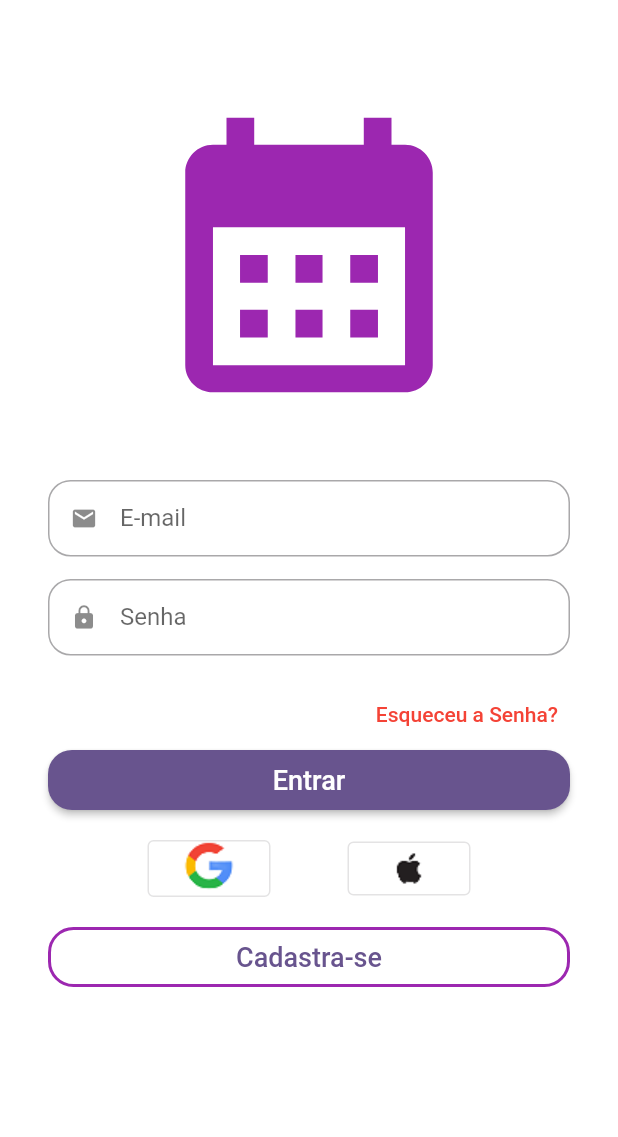
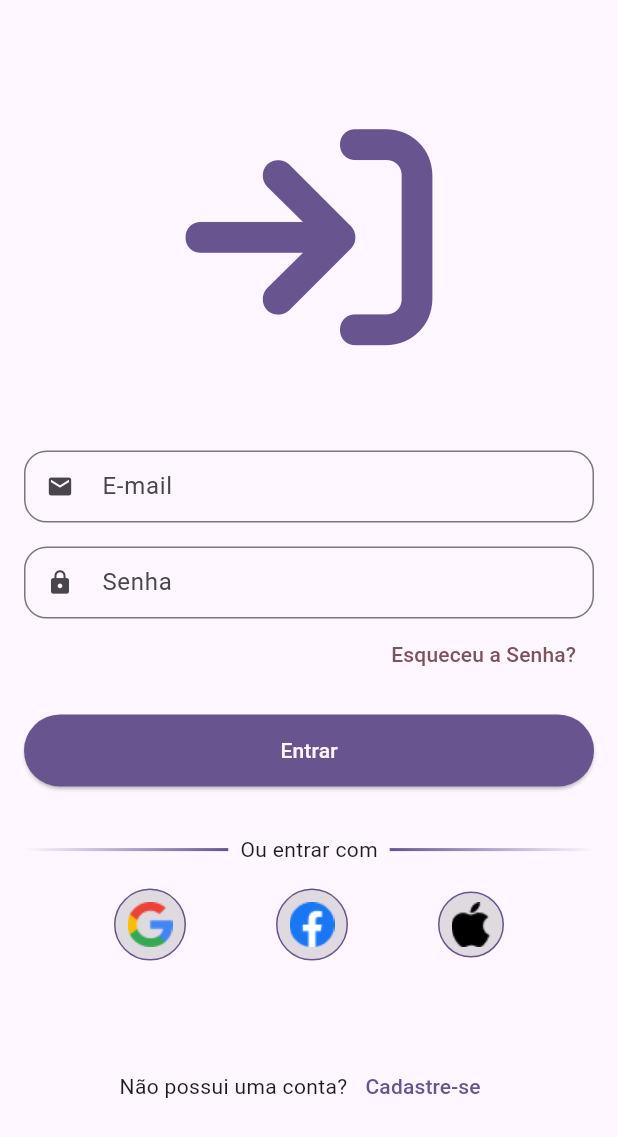
Before and after one commit to Baduer/app, a Flutter app: the screen it shows after launch, on a phone screen of 412 x 824 dp. Shown: the top 1137 px of the screen. Run offline on Flutter 3.47's test engine with Material 3 defaults, Android fonts, the phone set to English and light mode, and no system bars; our stand-ins replace font_awesome_flutter.

Commit message:
sing in update

```diff
--- a/lib/main.dart
+++ b/lib/main.dart
@@ -1,8 +1,6 @@
 import 'package:flutter/material.dart';
+
 import 'src/auth/sign_in_screen.dart';
-//import 'src/auth/sign_up_screen.dart';
-
-
 
 void main() {
   runApp(const MyApp());
@@ -11,15 +9,13 @@ void main() {
 class MyApp extends StatelessWidget {
   const MyApp({super.key});
 
-
   @override
   Widget build(BuildContext context) {
     return MaterialApp(
       title: 'Flutter Demo',
       theme: ThemeData(
-
         colorScheme: ColorScheme.fromSeed(seedColor: Colors.deepPurple),
-        useMaterial3: false,
+        useMaterial3: true,
       ),
       debugShowCheckedModeBanner: false,
       home: const SignInScreen(),
--- /dev/null
+++ b/lib/src/auth/components/app_assets.dart
@@ -0,0 +1,7 @@
+class AppAssets {
+  const AppAssets._();
+
+  static const apple = 'assets/logos/Apple.png';
+  static const google = 'assets/logos/Google.png';
+  static const facebook = 'assets/logos/Facebook.png';
+}
--- a/lib/src/auth/components/class_assets.dart
+++ /dev/null
@@ -1,8 +0,0 @@
-//Class para imagens a ser utilizadas no APP
-class AppAssets {
-  const AppAssets._();
-
-  //Images Icons Login
-  static const apple = 'assets/images/apple.png';
-  static const google = 'assets/images/google.png';
-}
--- a/lib/src/auth/components/custom_text_field.dart
+++ b/lib/src/auth/components/custom_text_field.dart
@@ -1,4 +1,3 @@
-//Tela de formulário
 import 'package:flutter/material.dart';
 
 class CustomTextField extends StatelessWidget {
@@ -14,9 +13,7 @@ class CustomTextField extends StatelessWidget {
 
   @override
   Widget build(BuildContext context) {
-    return Padding(
-      padding: const EdgeInsets.only(bottom: 15),
-      child: TextFormField(
+    return TextFormField(
       obscureText: isObscure,
       decoration: InputDecoration(
         labelText: label,
@@ -26,7 +23,6 @@ class CustomTextField extends StatelessWidget {
           borderRadius: BorderRadius.circular(15),
         ),
       ),
-      ),
     );
   }
 }
--- /dev/null
+++ b/lib/src/auth/components/gradient_line.dart
@@ -0,0 +1,33 @@
+import 'package:flutter/material.dart';
+
+class GradientLine extends StatelessWidget {
+  const GradientLine._({
+    required this.colors,
+  });
+
+  final List<Color> colors;
+
+  factory GradientLine.startToEnd(BuildContext context) =>
+      GradientLine._(colors: [
+        Theme.of(context).colorScheme.primary,
+        Theme.of(context).colorScheme.background,
+      ]);
+
+  factory GradientLine.endToStart(BuildContext context) =>
+      GradientLine._(colors: [
+        Theme.of(context).colorScheme.background,
+        Theme.of(context).colorScheme.primary,
+      ]);
+
+  @override
+  Widget build(BuildContext context) {
+    return Expanded(
+      child: Container(
+        height: 2,
+        decoration: BoxDecoration(
+          gradient: LinearGradient(colors: colors),
+        ),
+      ),
+    );
+  }
+}
--- a/lib/src/auth/components/menu_icons.dart
+++ /dev/null
@@ -1,36 +0,0 @@
-//Página somente dos dois botões do google e apple
-//import 'package:flutter/cupertino.dart';
-import 'package:flutter/material.dart';
-import 'package:flutter_application_1/src/auth/components/class_assets.dart';
-
-class MenuIcons extends StatelessWidget {
-  const MenuIcons({Key? key}) : super(key: key);
-
-  @override
-  Widget build(BuildContext context) {
-    return Padding(
-      padding: const EdgeInsets.all(15),
-      child: Row(
-        mainAxisAlignment: MainAxisAlignment.spaceEvenly,
-        children: [
-          //Icons google e Apple
-          OutlinedButton(  //vc pode extrair esse widget para uma classe separada
-            onPressed: () {},
-            child: Image.asset(
-              AppAssets.google,
-              ),
-          ),
-
-          OutlinedButton(
-            onPressed: () {},
-            child: Image.asset(
-              AppAssets.apple,
-           ),
-          ),
-
-
-        ],
-      ),
-    );
-  }
-}
--- /dev/null
+++ b/lib/src/auth/components/singup_button.dart
@@ -0,0 +1,30 @@
+import 'package:flutter/material.dart';
+
+class SignUpButton extends StatelessWidget {
+  const SignUpButton({
+    super.key,
+    required this.asset,
+    required this.onTap,
+  });
+
+  final String asset;
+  final VoidCallback onTap;
+
+  @override
+  Widget build(BuildContext context) {
+    return GestureDetector(
+      onTap: onTap,
+      child: Container(
+        padding: const EdgeInsets.all(8),
+        decoration: BoxDecoration(
+          shape: BoxShape.circle,
+          color: Colors.black12,
+          border: Border.all(color: Theme.of(context).colorScheme.primary),
+        ),
+        child: Image.asset(
+          asset,
+        ),
+      ),
+    );
+  }
+}
--- a/lib/src/auth/components/class_strings.dart
+++ b/lib/src/auth/components/strings.dart
@@ -14,16 +14,16 @@ class Strings {
 
   //Strings de Login
   static const String name = 'Primeiro Nome';
+  static const String email = 'E-mail';
   static const String login = 'Entrar';
   static const String lock = 'Senha';
   static const String back = 'Voltar';
   static const String newlock = 'Nova Senha';
   static const String confirmPassword = 'Confirmar Senha';
-  static const String registerNew = 'Cadastra-se';
+  static const String registerNew = 'Cadastre-se';
   static const String newPassword = 'Esqueceu a Senha?';
   static const String register = 'Cadastrar';
   static const String registeremail = 'Cadastrar E-mail';
-
-
-
+  static const String orSignUpWith = 'Ou entrar com';
+  static const String dontHaveAnAccount = 'Não possui uma conta?';
 }
--- a/lib/src/auth/sign_in_screen.dart
+++ b/lib/src/auth/sign_in_screen.dart
@@ -1,122 +1,133 @@
-//Tela de Login
 import 'package:flutter/material.dart';
+import 'package:flutter_application_1/src/auth/components/app_assets.dart';
 import 'package:flutter_application_1/src/auth/components/custom_text_field.dart';
-import 'package:flutter_application_1/src/auth/components/menu_icons.dart';
 import 'package:flutter_application_1/src/auth/sign_up_screen.dart';
-import '../auth/components/class_strings.dart';
+import 'package:font_awesome_flutter/font_awesome_flutter.dart';
 
+import 'components/gradient_line.dart';
+import 'components/singup_button.dart';
+import 'components/strings.dart';
 
-class SignInScreen extends StatefulWidget {
+class SignInScreen extends StatelessWidget {
   const SignInScreen({super.key});
 
   @override
-  State<SignInScreen> createState() => _SignInScreenState();
-}
-
-class _SignInScreenState extends State<SignInScreen> {
-  @override
   Widget build(BuildContext context) {
+    final height = MediaQuery.of(context).size.height;
     return Scaffold(
-      backgroundColor: Colors.white,
       body: SingleChildScrollView(
-        child: Column(children: [
-          //Icon Calendar
-          Padding(
-            padding: const EdgeInsets.only(top: 60),
-            child: Container(
+        physics: const BouncingScrollPhysics(),
+        child: Center(
+          child: ConstrainedBox(
+            constraints: BoxConstraints(
+              maxHeight: height,
+              maxWidth: 720,
+            ),
+            child: Padding(
+              padding: const EdgeInsets.all(16.0),
+              child: Column(
+                children: [
+                  const Spacer(),
+                  Container(
                     alignment: Alignment.center,
-              child: const Icon(
-                Icons.calendar_month,
-                size: 220,
-                color: Colors.purple,
+                    child: Icon(
+                      FontAwesomeIcons.arrowRightToBracket,
+                      size: height * 0.20,
+                      color: Theme.of(context).colorScheme.primary,
                     ),
                   ),
-          ),
-
-          Container(
-            padding: const EdgeInsets.symmetric(
-              horizontal: 32,
-              vertical: 40,
-            ),
-            child: Column(
-              crossAxisAlignment: CrossAxisAlignment
-                  .stretch, //Esticando o botão com a mesma largura com os campos de texto
-              children: [
+                  const Spacer(),
                   const CustomTextField(
                     icon: Icons.email,
-                  label: 'E-mail',
+                    label: Strings.email,
                   ),
+                  const SizedBox(height: 16),
                   const CustomTextField(
                     icon: Icons.lock,
                     isObscure: true,
                     label: Strings.lock,
                   ),
-
-                //Esqueceu a senha
-                //Usando o Align p string ficar no canto direito
                   Align(
                     alignment: Alignment.centerRight,
                     child: TextButton(
                       onPressed: () {},
-                    child: const Text(
+                      child: Text(
                         Strings.newPassword,
-                      style: TextStyle(color: Colors.red),
+                        style: TextStyle(
+                            color: Theme.of(context).colorScheme.tertiary),
                       ),
                     ),
                   ),
-
-                //Botão Login
+                  const SizedBox(height: 16),
                   SizedBox(
-                  height: 40,
+                    height: 48,
+                    width: double.infinity,
                     child: ElevatedButton(
                       style: ElevatedButton.styleFrom(
-                        shape: RoundedRectangleBorder(
-                      borderRadius: BorderRadius.circular(16),
-                    )),
+                        backgroundColor: Theme.of(context).colorScheme.primary,
+                      ),
                       onPressed: () {},
-                    child: const Text(
+                      child: Text(
                         Strings.login,
-                      style: TextStyle(fontSize: 18),
+                        style: TextStyle(
+                            color: Theme.of(context).colorScheme.background),
                       ),
                     ),
                   ),
-
-                //Entrar com google e Apple
-                const MenuIcons(),
-
-                //Cadastro
-                SizedBox(
-                  height: 40,
-                  child: OutlinedButton(
-                    style: OutlinedButton.styleFrom(
-                      shape: RoundedRectangleBorder(
-                        borderRadius: BorderRadius.circular(17),
+                  const SizedBox(height: 32),
+                  Row(
+                    children: [
+                      GradientLine.endToStart(context),
+                      const SizedBox(width: 8),
+                      const Text(Strings.orSignUpWith),
+                      const SizedBox(width: 8),
+                      GradientLine.startToEnd(context),
+                    ],
                   ),
-                      side: const BorderSide(
-                        width: 2,
-                        color: Colors.purple,
-
-                      )
+                  const SizedBox(height: 16),
+                  Row(
+                    mainAxisAlignment: MainAxisAlignment.spaceEvenly,
+                    children: [
+                      SignUpButton(
+                        asset: AppAssets.google,
+                        onTap: () {},
                       ),
+                      SignUpButton(
+                        asset: AppAssets.facebook,
+                        onTap: () {},
+                      ),
+                      SignUpButton(
+                        asset: AppAssets.apple,
+                        onTap: () {},
+                      ),
+                    ],
+                  ),
+                  const Spacer(),
+                  Row(
+                    mainAxisAlignment: MainAxisAlignment.center,
+                    children: [
+                      const Text(Strings.dontHaveAnAccount),
+                      TextButton(
                         onPressed: () {
                           Navigator.of(context).push(
-                        MaterialPageRoute(builder:
-                        (context) => const SignUpScreen(),
+                            MaterialPageRoute(
+                              builder: (context) => const SignUpScreen(),
                             ),
                           );
                         },
                         child: const Text(
                           Strings.registerNew,
-                      style: TextStyle(
-                        fontSize: 18,
+                          style: TextStyle(),
+                        ),
+                      ),
+                    ],
+                  ),
+                  const Spacer(),
+                ],
               ),
             ),
           ),
         ),
-              ],
-            ),
-          ),
-        ]),
       ),
     );
   }
--- a/lib/src/auth/sign_up_screen.dart
+++ b/lib/src/auth/sign_up_screen.dart
@@ -1,8 +1,9 @@
 //Tela de Cadastro
 import 'package:flutter/material.dart';
 import 'package:flutter_application_1/src/auth/sign_in_screen.dart';
+
 import '../auth/components/custom_text_field.dart';
-import '../auth/components/class_strings.dart';
+import 'components/strings.dart';
 
 class SignUpScreen extends StatefulWidget {
   const SignUpScreen({super.key});
--- a/pubspec.yaml
+++ b/pubspec.yaml
@@ -35,6 +35,7 @@ dependencies:
   # The following adds the Cupertino Icons font to your application.
   # Use with the CupertinoIcons class for iOS style icons.
   cupertino_icons: ^1.0.2
+  font_awesome_flutter: ^10.6.0
 
 dev_dependencies:
   flutter_test:
@@ -63,7 +64,7 @@ flutter:
   #   - images/a_dot_burr.jpeg
   #   - images/a_dot_ham.jpeg
   assets:
-    - assets/images/
+    - assets/logos/
 
   # An image asset can refer to one or more resolution-specific "variants", see
   # https://flutter.dev/assets-and-images/#resolution-aware
```
Also changed, not shown: assets/images/apple.png (deleted), assets/images/google.png (deleted), assets/logos/Apple.png (added), assets/logos/Facebook.png (added), assets/logos/Google.png (added), pubspec.lock. Lines whose indentation alone changed are shown as unchanged.
